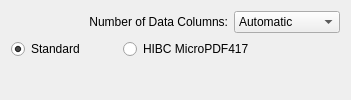
Before: the Qt Designer form frontend_qt4/grpMicroPDF.ui in zint/zint-gpl-only, drawn with Qt 5.
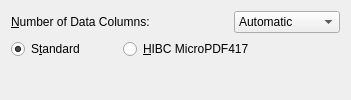
After: the same form once the commit is applied.

What changed in the file:
```diff
--- a/frontend_qt4/grpMicroPDF.ui
+++ b/frontend_qt4/grpMicroPDF.ui
@@ -15,14 +15,17 @@
   </property>
   <layout class="QVBoxLayout" name="verticalLayout">
    <item>
-    <layout class="QGridLayout" name="gridLayout">
-     <item row="0" column="0" colspan="2">
-      <widget class="QLabel" name="lblMPDFCols">
-       <property name="text">
-        <string>Number of Data Columns:</string>
+    <layout class="QGridLayout" name="gridLayout" >
+     <item row="0" column="0" colspan="2" >
+      <widget class="QLabel" name="lblMPDFCols" >
+       <property name="text" >
+        <string>&amp;Number of Data Columns:</string>
        </property>
-       <property name="alignment">
-        <set>Qt::AlignRight|Qt::AlignTrailing|Qt::AlignVCenter</set>
+       <property name="alignment" >
+        <set>Qt::AlignLeading|Qt::AlignLeft|Qt::AlignVCenter</set>
+       </property>
+       <property name="buddy" >
+        <cstring>cmbMPDFCols</cstring>
        </property>
       </widget>
      </item>
@@ -55,20 +58,20 @@
        </item>
       </widget>
      </item>
-     <item row="1" column="0">
-      <widget class="QRadioButton" name="radMPDFStand">
-       <property name="text">
-        <string>Standard</string>
+     <item row="1" column="0" >
+      <widget class="QRadioButton" name="radMPDFStand" >
+       <property name="text" >
+        <string>S&amp;tandard</string>
        </property>
        <property name="checked">
         <bool>true</bool>
        </property>
       </widget>
      </item>
-     <item row="1" column="1" colspan="2">
-      <widget class="QRadioButton" name="radMPDFHIBC">
-       <property name="text">
-        <string>HIBC MicroPDF417</string>
+     <item row="1" column="1" colspan="2" >
+      <widget class="QRadioButton" name="radMPDFHIBC" >
+       <property name="text" >
+        <string>&amp;HIBC MicroPDF417</string>
        </property>
       </widget>
      </item>
```
Left out of the diff: 33 changed lines with no effect on the pictures.
